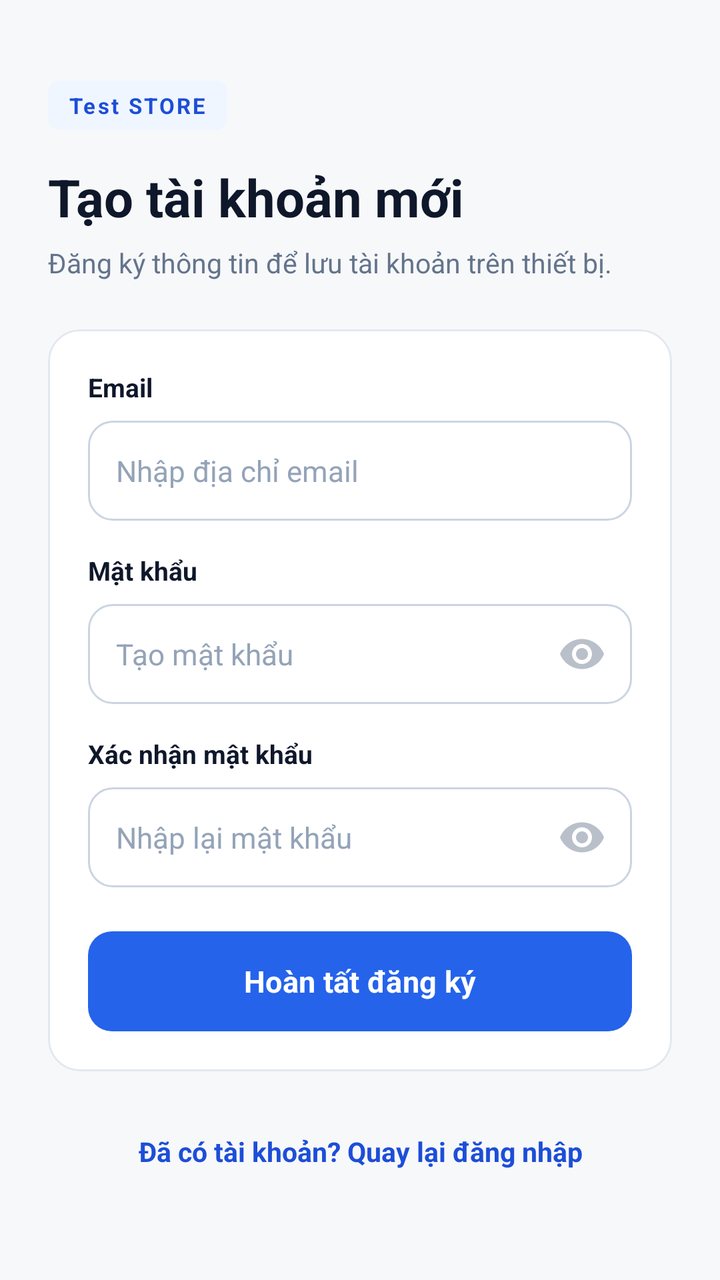
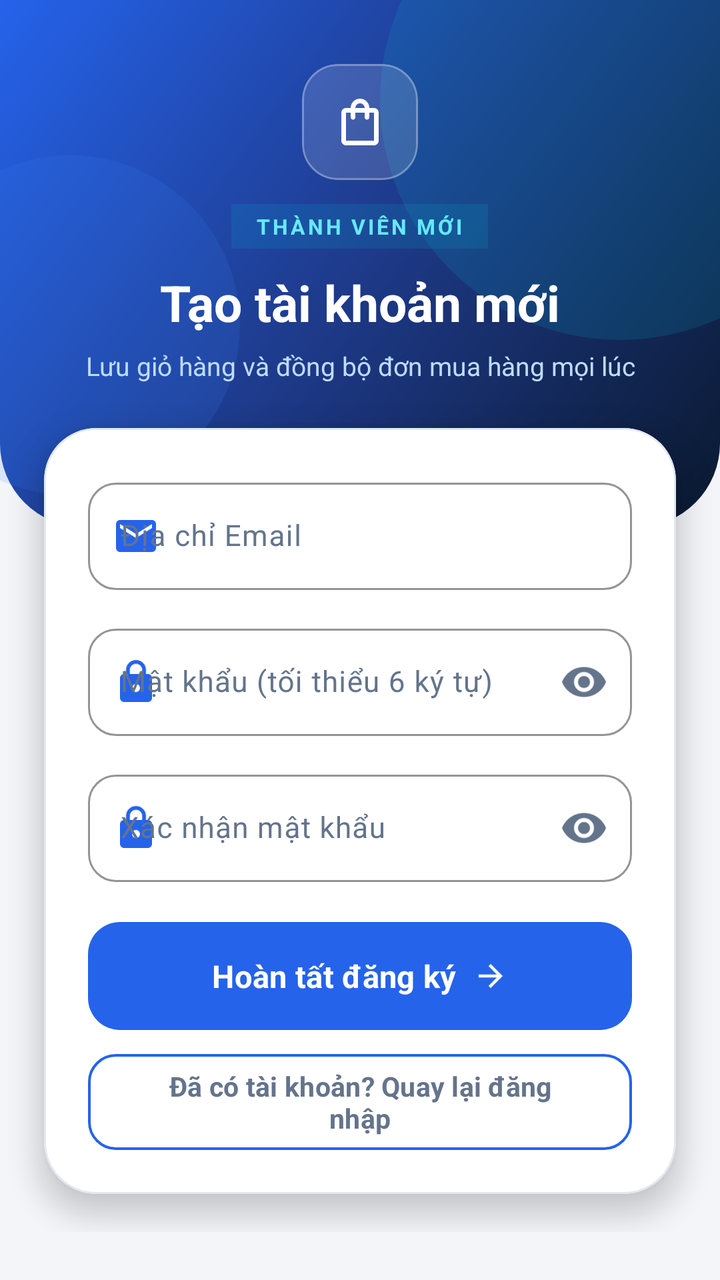

Compare the two renders of this Android layout. The source of the first and the diff that turns it into the second are given below.
<!-- AndroidManifest.xml: application theme Theme.MyApplication -->
<!-- res/layout/activity_register.xml -->
<?xml version="1.0" encoding="utf-8"?>
<ScrollView xmlns:android="http://schemas.android.com/apk/res/android"
    xmlns:app="http://schemas.android.com/apk/res-auto"
    xmlns:tools="http://schemas.android.com/tools"
    android:id="@+id/rootRegister"
    android:layout_width="match_parent"
    android:layout_height="match_parent"
    android:background="@color/screen_background"
    android:fillViewport="true"
    android:fitsSystemWindows="true"
    android:overScrollMode="never"
    tools:ignore="HardcodedText,TextContrastCheck">

    <LinearLayout
        android:layout_width="match_parent"
        android:layout_height="match_parent"
        android:gravity="center_vertical"
        android:orientation="vertical"
        android:paddingStart="24dp"
        android:paddingTop="28dp"
        android:paddingEnd="24dp"
        android:paddingBottom="28dp">

        <TextView
            android:layout_width="wrap_content"
            android:layout_height="wrap_content"
            android:background="@drawable/bg_badge_primary"
            android:letterSpacing="0.1"
            android:paddingStart="10dp"
            android:paddingTop="5dp"
            android:paddingEnd="10dp"
            android:paddingBottom="5dp"
            android:text="Test STORE"
            android:textColor="@color/primary_dark"
            android:textSize="11sp"
            android:textStyle="bold" />

        <TextView
            android:layout_width="wrap_content"
            android:layout_height="wrap_content"
            android:layout_marginTop="16dp"
            android:text="Tạo tài khoản mới"
            android:textColor="@color/ink"
            android:textSize="26sp"
            android:textStyle="bold" />

        <TextView
            android:layout_width="wrap_content"
            android:layout_height="wrap_content"
            android:layout_marginTop="6dp"
            android:layout_marginBottom="24dp"
            android:text="Đăng ký thông tin để lưu tài khoản trên thiết bị."
            android:textColor="@color/text_secondary"
            android:textSize="13.5sp" />

        <com.google.android.material.card.MaterialCardView
            android:layout_width="match_parent"
            android:layout_height="wrap_content"
            app:cardBackgroundColor="@color/surface"
            app:cardCornerRadius="16dp"
            app:cardElevation="0dp"
            app:strokeColor="@color/border"
            app:strokeWidth="1dp">

            <LinearLayout
                android:layout_width="match_parent"
                android:layout_height="wrap_content"
                android:orientation="vertical"
                android:padding="20dp">

                <TextView
                    android:layout_width="wrap_content"
                    android:layout_height="wrap_content"
                    android:layout_marginBottom="8dp"
                    android:text="Email"
                    android:textColor="@color/ink"
                    android:textSize="13sp"
                    android:textStyle="bold" />

                <EditText
                    android:id="@+id/edtRegUser"
                    android:layout_width="match_parent"
                    android:layout_height="50dp"
                    android:layout_marginBottom="16dp"
                    android:background="@drawable/bg_input"
                    android:hint="Nhập địa chỉ email"
                    android:importantForAutofill="no"
                    android:inputType="textEmailAddress"
                    android:paddingStart="14dp"
                    android:paddingEnd="14dp"
                    android:textColor="@color/ink"
                    android:textColorHint="@color/text_tertiary"
                    android:textSize="14.5sp" />

                <TextView
                    android:layout_width="wrap_content"
                    android:layout_height="wrap_content"
                    android:layout_marginBottom="8dp"
                    android:text="Mật khẩu"
                    android:textColor="@color/ink"
                    android:textSize="13sp"
                    android:textStyle="bold" />

                <RelativeLayout
                    android:layout_width="match_parent"
                    android:layout_height="50dp"
                    android:layout_marginBottom="16dp">

                    <EditText
                        android:id="@+id/edtRegPass"
                        android:layout_width="match_parent"
                        android:layout_height="match_parent"
                        android:background="@drawable/bg_input"
                        android:hint="Tạo mật khẩu"
                        android:inputType="textPassword"
                        android:paddingStart="14dp"
                        android:paddingEnd="48dp"
                        android:textColor="@color/ink"
                        android:textColorHint="@color/text_tertiary"
                        android:textSize="14.5sp" />

                    <ImageView
                        android:id="@+id/btnToggleRegPass"
                        android:layout_width="48dp"
                        android:layout_height="48dp"
                        android:layout_alignParentEnd="true"
                        android:layout_centerVertical="true"
                        android:layout_marginEnd="1dp"
                        android:alpha="0.45"
                        android:contentDescription="Hiện hoặc ẩn mật khẩu"
                        android:padding="12dp"
                        android:src="@drawable/ic_eye_24"
                        tools:ignore="TouchTargetSizeCheck" />
                </RelativeLayout>

                <TextView
                    android:layout_width="wrap_content"
                    android:layout_height="wrap_content"
                    android:layout_marginBottom="8dp"
                    android:text="Xác nhận mật khẩu"
                    android:textColor="@color/ink"
                    android:textSize="13sp"
                    android:textStyle="bold" />

                <RelativeLayout
                    android:layout_width="match_parent"
                    android:layout_height="50dp"
                    android:layout_marginBottom="22dp">

                    <EditText
                        android:id="@+id/edtRegConfirmPass"
                        android:layout_width="match_parent"
                        android:layout_height="match_parent"
                        android:background="@drawable/bg_input"
                        android:hint="Nhập lại mật khẩu"
                        android:inputType="textPassword"
                        android:paddingStart="14dp"
                        android:paddingEnd="48dp"
                        android:textColor="@color/ink"
                        android:textColorHint="@color/text_tertiary"
                        android:textSize="14.5sp" />

                    <ImageView
                        android:id="@+id/btnToggleRegConfirmPass"
                        android:layout_width="48dp"
                        android:layout_height="48dp"
                        android:layout_alignParentEnd="true"
                        android:layout_centerVertical="true"
                        android:layout_marginEnd="1dp"
                        android:alpha="0.45"
                        android:contentDescription="Hiện hoặc ẩn mật khẩu xác nhận"
                        android:padding="12dp"
                        android:src="@drawable/ic_eye_24"
                        tools:ignore="TouchTargetSizeCheck" />
                </RelativeLayout>

                <com.google.android.material.button.MaterialButton
                    android:id="@+id/btnRegister"
                    android:layout_width="match_parent"
                    android:layout_height="50dp"
                    android:insetTop="0dp"
                    android:insetBottom="0dp"
                    android:text="Hoàn tất đăng ký"
                    android:textAllCaps="false"
                    android:textColor="@color/white"
                    android:textSize="15sp"
                    android:textStyle="bold"
                    app:backgroundTint="@color/primary"
                    app:cornerRadius="12dp" />
            </LinearLayout>
        </com.google.android.material.card.MaterialCardView>

        <TextView
            android:id="@+id/tvBackToLogin"
            android:layout_width="match_parent"
            android:layout_height="48dp"
            android:layout_marginTop="16dp"
            android:gravity="center"
            android:text="Đã có tài khoản? Quay lại đăng nhập"
            android:textColor="@color/primary_dark"
            android:textSize="13.5sp"
            android:textStyle="bold" />

    </LinearLayout>
</ScrollView>
<!-- resources referenced by this layout -->
<resources>
  <color name="screen_background">#F7F8FA</color>
  <color name="text_tertiary">#94A3B8</color>
  <!-- drawable bg_badge_primary (drawable) -->
  <?xml version="1.0" encoding="utf-8"?>
  <shape xmlns:android="http://schemas.android.com/apk/res/android" android:shape="rectangle">
      <solid android:color="@color/primary_soft" />
      <corners android:radius="6dp" />
  </shape>
  <!-- drawable bg_input (drawable) -->
  <?xml version="1.0" encoding="utf-8"?>
  <selector xmlns:android="http://schemas.android.com/apk/res/android">
      <item android:state_focused="true">
          <shape android:shape="rectangle">
              <solid android:color="@color/surface" />
              <stroke android:width="2dp" android:color="@color/primary" />
              <corners android:radius="12dp" />
              <padding android:left="16dp" android:top="2dp" android:right="12dp" android:bottom="2dp" />
          </shape>
      </item>
      <item>
          <shape android:shape="rectangle">
              <solid android:color="@color/surface" />
              <stroke android:width="1dp" android:color="@color/border_strong" />
              <corners android:radius="12dp" />
              <padding android:left="16dp" android:top="2dp" android:right="12dp" android:bottom="2dp" />
          </shape>
      </item>
  </selector>
  <!-- drawable ic_eye_24 (drawable) -->
  <?xml version="1.0" encoding="utf-8"?>
  <vector xmlns:android="http://schemas.android.com/apk/res/android"
      android:width="24dp"
      android:height="24dp"
      android:viewportWidth="24"
      android:viewportHeight="24">
      <path
          android:fillColor="#64748B"
          android:pathData="M12,4.5C7,4.5 2.73,7.61 1,12c1.73,4.39 6,7.5 11,7.5s9.27,-3.11 11,-7.5c-1.73,-4.39 -6,-7.5 -11,-7.5zM12,17c-2.76,0 -5,-2.24 -5,-5s2.24,-5 5,-5s5,2.24 5,5s-2.24,5 -5,5zM12,9c-1.66,0 -3,1.34 -3,3s1.34,3 3,3s3,-1.34 3,-3s-1.34,-3 -3,-3z" />
  </vector>
  <style name="Base.Theme.MyApplication" parent="Theme.Material3.Light.NoActionBar">
          <item name="colorPrimary">@color/primary</item>
          <item name="colorOnPrimary">@color/white</item>
          <item name="colorSurface">@color/surface</item>
          <item name="android:fontFamily">sans-serif</item>
          <item name="android:windowLightStatusBar">true</item>
          <item name="android:statusBarColor">@color/screen_background</item>
          <item name="android:navigationBarColor">@color/screen_background</item>
          <item name="android:windowLightNavigationBar" tools:targetApi="27">true</item>
          <item name="android:windowActionModeOverlay">true</item>
      </style>
  <!-- unchanged entries left out for length: 10 -->
</resources>

<!-- the commit's change to res/layout/activity_register.xml (unified diff, before → after) -->
@@ -7,58 +7,88 @@
     android:layout_height="match_parent"
     android:background="@color/screen_background"
     android:fillViewport="true"
-    android:fitsSystemWindows="true"
     android:overScrollMode="never"
     tools:ignore="HardcodedText,TextContrastCheck">
 
     <LinearLayout
         android:layout_width="match_parent"
-        android:layout_height="match_parent"
-        android:gravity="center_vertical"
+        android:layout_height="wrap_content"
         android:orientation="vertical"
-        android:paddingStart="24dp"
-        android:paddingTop="28dp"
-        android:paddingEnd="24dp"
-        android:paddingBottom="28dp">
-
-        <TextView
-            android:layout_width="wrap_content"
+        android:paddingBottom="24dp">
+
+        
+        <LinearLayout
+            android:id="@+id/authHeader"
+            android:layout_width="match_parent"
             android:layout_height="wrap_content"
-            android:background="@drawable/bg_badge_primary"
-            android:letterSpacing="0.1"
-            android:paddingStart="10dp"
-            android:paddingTop="5dp"
-            android:paddingEnd="10dp"
-            android:paddingBottom="5dp"
-            android:text="Test STORE"
-            android:textColor="@color/primary_dark"
-            android:textSize="11sp"
-            android:textStyle="bold" />
-
-        <TextView
-            android:layout_width="wrap_content"
-            android:layout_height="wrap_content"
-            android:layout_marginTop="16dp"
-            android:text="Tạo tài khoản mới"
-            android:textColor="@color/ink"
-            android:textSize="26sp"
-            android:textStyle="bold" />
-
-        <TextView
-            android:layout_width="wrap_content"
-            android:layout_height="wrap_content"
-            android:layout_marginTop="6dp"
-            android:layout_marginBottom="24dp"
-            android:text="Đăng ký thông tin để lưu tài khoản trên thiết bị."
-            android:textColor="@color/text_secondary"
-            android:textSize="13.5sp" />
+            android:background="@drawable/bg_auth_top_header"
+            android:gravity="center_horizontal"
+            android:orientation="vertical"
+            android:paddingStart="24dp"
+            android:paddingTop="32dp"
+            android:paddingEnd="24dp"
+            android:paddingBottom="72dp">
+
+            <com.google.android.material.card.MaterialCardView
+                android:layout_width="58dp"
+                android:layout_height="58dp"
+                app:cardBackgroundColor="#24FFFFFF"
+                app:cardCornerRadius="18dp"
+                app:cardElevation="0dp"
+                app:strokeColor="#4DFFFFFF"
+                app:strokeWidth="1dp">
+
+                <ImageView
+                    android:layout_width="28dp"
+                    android:layout_height="28dp"
+                    android:layout_gravity="center"
+                    android:contentDescription="Logo cửa hàng"
+                    android:src="@drawable/ic_store_24" />
+            </com.google.android.material.card.MaterialCardView>
+
+            <TextView
+                android:layout_width="wrap_content"
+                android:layout_height="wrap_content"
+                android:layout_marginTop="12dp"
+                android:background="#2606B6D4"
+                android:letterSpacing="0.12"
+                android:paddingStart="12dp"
+                android:paddingTop="4dp"
+                android:paddingEnd="12dp"
+                android:paddingBottom="4dp"
+                android:text="THÀNH VIÊN MỚI"
+                android:textColor="#67E8F9"
+                android:textSize="10.5sp"
+                android:textStyle="bold" />
+
+            <TextView
+                android:layout_width="wrap_content"
+                android:layout_height="wrap_content"
+                android:layout_marginTop="10dp"
+                android:text="Tạo tài khoản mới"
+                android:textColor="@color/white"
+                android:textSize="25sp"
+                android:textStyle="bold" />
+
+            <TextView
+                android:layout_width="wrap_content"
+                android:layout_height="wrap_content"
+                android:layout_marginTop="6dp"
+                android:gravity="center"
+                android:text="Lưu giỏ hàng và đồng bộ đơn mua hàng mọi lúc"
+                android:textColor="#BFDBFE"
+                android:textSize="13sp" />
+        </LinearLayout>
 
         <com.google.android.material.card.MaterialCardView
             android:layout_width="match_parent"
             android:layout_height="wrap_content"
+            android:layout_marginStart="22dp"
+            android:layout_marginTop="-50dp"
+            android:layout_marginEnd="22dp"
             app:cardBackgroundColor="@color/surface"
-            app:cardCornerRadius="16dp"
-            app:cardElevation="0dp"
+            app:cardCornerRadius="26dp"
+            app:cardElevation="8dp"
             app:strokeColor="@color/border"
             app:strokeWidth="1dp">
 
@@ -66,140 +96,130 @@
                 android:layout_width="match_parent"
                 android:layout_height="wrap_content"
                 android:orientation="vertical"
-                android:padding="20dp">
-
-                <TextView
-                    android:layout_width="wrap_content"
+                android:padding="22dp">
+
+                <com.google.android.material.textfield.TextInputLayout
+                    android:id="@+id/tilRegUser"
+                    style="@style/Widget.Material3.TextInputLayout.OutlinedBox"
+                    android:layout_width="match_parent"
                     android:layout_height="wrap_content"
-                    android:layout_marginBottom="8dp"
-                    android:text="Email"
-                    android:textColor="@color/ink"
-                    android:textSize="13sp"
-                    android:textStyle="bold" />
-
-                <EditText
-                    android:id="@+id/edtRegUser"
-                    android:layout_width="match_parent"
-                    android:layout_height="50dp"
-                    android:layout_marginBottom="16dp"
-                    android:background="@drawable/bg_input"
-                    android:hint="Nhập địa chỉ email"
-                    android:importantForAutofill="no"
-                    android:inputType="textEmailAddress"
-                    android:paddingStart="14dp"
-                    android:paddingEnd="14dp"
-                    android:textColor="@color/ink"
-                    android:textColorHint="@color/text_tertiary"
-                    android:textSize="14.5sp" />
-
-                <TextView
-                    android:layout_width="wrap_content"
+                    android:layout_marginBottom="14dp"
+                    android:hint="Địa chỉ Email"
+                    app:boxCornerRadiusBottomEnd="14dp"
+                    app:boxCornerRadiusBottomStart="14dp"
+                    app:boxCornerRadiusTopEnd="14dp"
+                    app:boxCornerRadiusTopStart="14dp"
+                    app:boxStrokeColor="@color/primary"
+                    app:endIconMode="clear_text"
+                    app:hintTextColor="@color/primary"
+                    app:startIconDrawable="@drawable/ic_email_24"
+                    app:startIconTint="@color/primary">
+
+                    <com.google.android.material.textfield.TextInputEditText
+                        android:id="@+id/edtRegUser"
+                        android:layout_width="match_parent"
+                        android:layout_height="wrap_content"
+                        android:importantForAutofill="no"
+                        android:inputType="textEmailAddress"
+                        android:textColor="@color/ink"
+                        android:textSize="14.5sp" />
+                </com.google.android.material.textfield.TextInputLayout>
+
+                <com.google.android.material.textfield.TextInputLayout
+                    android:id="@+id/tilRegPass"
+                    style="@style/Widget.Material3.TextInputLayout.OutlinedBox"
+                    android:layout_width="match_parent"
                     android:layout_height="wrap_content"
-                    android:layout_marginBottom="8dp"
-                    android:text="Mật khẩu"
-                    android:textColor="@color/ink"
-                    android:textSize="13sp"
-                    android:textStyle="bold" />
-
-                <RelativeLayout
-                    android:layout_width="match_parent"
-                    android:layout_height="50dp"
-                    android:layout_marginBottom="16dp">
-
-                    <EditText
+                    android:layout_marginBottom="14dp"
+                    android:hint="Mật khẩu (tối thiểu 6 ký tự)"
+                    app:boxCornerRadiusBottomEnd="14dp"
+                    app:boxCornerRadiusBottomStart="14dp"
+                    app:boxCornerRadiusTopEnd="14dp"
+                    app:boxCornerRadiusTopStart="14dp"
+                    app:boxStrokeColor="@color/primary"
+                    app:endIconMode="password_toggle"
+                    app:endIconTint="@color/text_secondary"
+                    app:errorIconDrawable="@null"
+                    app:hintTextColor="@color/primary"
+                    app:startIconDrawable="@drawable/ic_lock_24"
+                    app:startIconTint="@color/primary">
+
+                    <com.google.android.material.textfield.TextInputEditText
                         android:id="@+id/edtRegPass"
                         android:layout_width="match_parent"
-                        android:layout_height="match_parent"
-                        android:background="@drawable/bg_input"
-                        android:hint="Tạo mật khẩu"
+                        android:layout_height="wrap_content"
+                        android:importantForAutofill="no"
                         android:inputType="textPassword"
-                        android:paddingStart="14dp"
-                        android:paddingEnd="48dp"
                         android:textColor="@color/ink"
-                        android:textColorHint="@color/text_tertiary"
                         android:textSize="14.5sp" />
-
-                    <ImageView
-                        android:id="@+id/btnToggleRegPass"
-                        android:layout_width="48dp"
-                        android:layout_height="48dp"
-                        android:layout_alignParentEnd="true"
-                        android:layout_centerVertical="true"
-                        android:layout_marginEnd="1dp"
-                        android:alpha="0.45"
-                        android:contentDescription="Hiện hoặc ẩn mật khẩu"
-                        android:padding="12dp"
-                        android:src="@drawable/ic_eye_24"
-                        tools:ignore="TouchTargetSizeCheck" />
-                </RelativeLayout>
-
-                <TextView
-                    android:layout_width="wrap_content"
+                </com.google.android.material.textfield.TextInputLayout>
+
+                <com.google.android.material.textfield.TextInputLayout
+                    android:id="@+id/tilRegConfirmPass"
+                    style="@style/Widget.Material3.TextInputLayout.OutlinedBox"
+                    android:layout_width="match_parent"
                     android:layout_height="wrap_content"
-                    android:layout_marginBottom="8dp"
-                    android:text="Xác nhận mật khẩu"
-                    android:textColor="@color/ink"
-                    android:textSize="13sp"
-                    android:textStyle="bold" />
-
-                <RelativeLayout
-                    android:layout_width="match_parent"
-                    android:layout_height="50dp"
-                    android:layout_marginBottom="22dp">
-
-                    <EditText
+                    android:layout_marginBottom="20dp"
+                    android:hint="Xác nhận mật khẩu"
+                    app:boxCornerRadiusBottomEnd="14dp"
+                    app:boxCornerRadiusBottomStart="14dp"
+                    app:boxCornerRadiusTopEnd="14dp"
+                    app:boxCornerRadiusTopStart="14dp"
+                    app:boxStrokeColor="@color/primary"
+                    app:endIconMode="password_toggle"
+                    app:endIconTint="@color/text_secondary"
+                    app:errorIconDrawable="@null"
+                    app:hintTextColor="@color/primary"
+                    app:startIconDrawable="@drawable/ic_lock_24"
+                    app:startIconTint="@color/primary">
+
+                    <com.google.android.material.textfield.TextInputEditText
                         android:id="@+id/edtRegConfirmPass"
                         android:layout_width="match_parent"
-                        android:layout_height="match_parent"
-                        android:background="@drawable/bg_input"
-                        android:hint="Nhập lại mật khẩu"
+                        android:layout_height="wrap_content"
+                        android:importantForAutofill="no"
                         android:inputType="textPassword"
-                        android:paddingStart="14dp"
-                        android:paddingEnd="48dp"
                         android:textColor="@color/ink"
-                        android:textColorHint="@color/text_tertiary"
                         android:textSize="14.5sp" />
-
-                    <ImageView
-                        android:id="@+id/btnToggleRegConfirmPass"
-                        android:layout_width="48dp"
-                        android:layout_height="48dp"
-                        android:layout_alignParentEnd="true"
-                        android:layout_centerVertical="true"
-                        android:layout_marginEnd="1dp"
-                        android:alpha="0.45"
-                        android:contentDescription="Hiện hoặc ẩn mật khẩu xác nhận"
-                        android:padding="12dp"
-                        android:src="@drawable/ic_eye_24"
-                        tools:ignore="TouchTargetSizeCheck" />
-                </RelativeLayout>
+                </com.google.android.material.textfield.TextInputLayout>
 
                 <com.google.android.material.button.MaterialButton
                     android:id="@+id/btnRegister"
                     android:layout_width="match_parent"
-                    android:layout_height="50dp"
+                    android:layout_height="54dp"
                     android:insetTop="0dp"
                     android:insetBottom="0dp"
                     android:text="Hoàn tất đăng ký"
                     android:textAllCaps="false"
                     android:textColor="@color/white"
-                    android:textSize="15sp"
+                    android:textSize="15.5sp"
                     android:textStyle="bold"
                     app:backgroundTint="@color/primary"
-                    app:cornerRadius="12dp" />
+                    app:cornerRadius="16dp"
+                    app:icon="@drawable/ic_arrow_right_24"
+                    app:iconGravity="textEnd"
+                    app:iconPadding="8dp"
+                    app:iconSize="18dp"
+                    app:iconTint="@color/white" />
+
+                <com.google.android.material.button.MaterialButton
+                    android:id="@+id/tvBackToLogin"
+                    style="@style/Widget.Material3.Button.OutlinedButton"
+                    android:layout_width="match_parent"
+                    android:layout_height="48dp"
+                    android:layout_marginTop="12dp"
+                    android:insetTop="0dp"
+                    android:insetBottom="0dp"
+                    android:text="Đã có tài khoản? Quay lại đăng nhập"
+                    android:textAllCaps="false"
+                    android:textColor="@color/text_secondary"
+                    android:textSize="13.5sp"
+                    android:textStyle="bold"
+                    app:cornerRadius="14dp"
+                    app:strokeColor="@color/primary"
+                    app:strokeWidth="1.2dp" />
             </LinearLayout>
         </com.google.android.material.card.MaterialCardView>
 
-        <TextView
-            android:id="@+id/tvBackToLogin"
-            android:layout_width="match_parent"
-            android:layout_height="48dp"
-            android:layout_marginTop="16dp"
-            android:gravity="center"
-            android:text="Đã có tài khoản? Quay lại đăng nhập"
-            android:textColor="@color/primary_dark"
-            android:textSize="13.5sp"
-            android:textStyle="bold" />
-
     </LinearLayout>
 </ScrollView>
<!-- resource entries referenced after the edit -->
@@ -1,34 +1,54 @@
 <!-- resources referenced by this layout -->
 <resources>
-  <color name="screen_background">#F7F8FA</color>
-  <color name="text_tertiary">#94A3B8</color>
-  <!-- drawable bg_badge_primary (drawable) -->
+  <color name="screen_background">#F4F5F9</color>
+  <!-- drawable bg_auth_top_header (drawable) -->
   <?xml version="1.0" encoding="utf-8"?>
-  <shape xmlns:android="http://schemas.android.com/apk/res/android" android:shape="rectangle">
-      <solid android:color="@color/primary_soft" />
-      <corners android:radius="6dp" />
-  </shape>
-  <!-- drawable bg_input (drawable) -->
-  <?xml version="1.0" encoding="utf-8"?>
-  <selector xmlns:android="http://schemas.android.com/apk/res/android">
-      <item android:state_focused="true">
+  <layer-list xmlns:android="http://schemas.android.com/apk/res/android">
+      
+      <item>
           <shape android:shape="rectangle">
-              <solid android:color="@color/surface" />
-              <stroke android:width="2dp" android:color="@color/primary" />
-              <corners android:radius="12dp" />
-              <padding android:left="16dp" android:top="2dp" android:right="12dp" android:bottom="2dp" />
+              <gradient
+                  android:angle="135"
+                  android:centerColor="#1E3A8A"
+                  android:endColor="#2563EB"
+                  android:startColor="#0A192F"
+                  android:type="linear" />
+              <corners
+                  android:bottomLeftRadius="42dp"
+                  android:bottomRightRadius="42dp" />
           </shape>
       </item>
-      <item>
-          <shape android:shape="rectangle">
-              <solid android:color="@color/surface" />
-              <stroke android:width="1dp" android:color="@color/border_strong" />
-              <corners android:radius="12dp" />
-              <padding android:left="16dp" android:top="2dp" android:right="12dp" android:bottom="2dp" />
+  
+      
+      <item
+          android:width="240dp"
+          android:height="240dp"
+          android:gravity="top|end"
+          android:right="-70dp"
+          android:top="-70dp">
+          <shape android:shape="oval">
+              <solid android:color="#2406B6D4" />
           </shape>
       </item>
-  </selector>
-  <!-- drawable ic_eye_24 (drawable) -->
+  
+      
+      <item
+          android:width="170dp"
+          android:height="170dp"
+          android:gravity="bottom|start"
+          android:left="-50dp"
+          android:bottom="16dp">
+          <shape android:shape="oval">
+              <solid android:color="#263B82F6" />
+          </shape>
+      </item>
+  </layer-list>
+  <!-- drawable ic_arrow_right_24 (drawable) -->
+  <?xml version="1.0" encoding="utf-8"?>
+  <vector xmlns:android="http://schemas.android.com/apk/res/android" android:width="24dp" android:height="24dp" android:viewportWidth="24" android:viewportHeight="24">
+      <path android:fillColor="#FF0F172A" android:pathData="M12,4l-1.41,1.41L16.17,11H4v2h12.17l-5.58,5.59L12,20l8,-8z" />
+  </vector>
+  <!-- drawable ic_email_24 (drawable) -->
   <?xml version="1.0" encoding="utf-8"?>
   <vector xmlns:android="http://schemas.android.com/apk/res/android"
       android:width="24dp"
@@ -36,13 +56,44 @@
       android:viewportWidth="24"
       android:viewportHeight="24">
       <path
-          android:fillColor="#64748B"
-          android:pathData="M12,4.5C7,4.5 2.73,7.61 1,12c1.73,4.39 6,7.5 11,7.5s9.27,-3.11 11,-7.5c-1.73,-4.39 -6,-7.5 -11,-7.5zM12,17c-2.76,0 -5,-2.24 -5,-5s2.24,-5 5,-5s5,2.24 5,5s-2.24,5 -5,5zM12,9c-1.66,0 -3,1.34 -3,3s1.34,3 3,3s3,-1.34 3,-3s-1.34,-3 -3,-3z" />
+          android:fillColor="#FF000000"
+          android:pathData="M20,4H4C2.9,4 2.01,4.9 2.01,6L2,18c0,1.1 0.9,2 2,2h16c1.1,0 2,-0.9 2,-2V6C22,4.9 21.1,4 20,4zM20,8l-8,5 -8,-5V6l8,5 8,-5V8z" />
+  </vector>
+  <!-- drawable ic_lock_24 (drawable) -->
+  <?xml version="1.0" encoding="utf-8"?>
+  <vector xmlns:android="http://schemas.android.com/apk/res/android"
+      android:width="24dp"
+      android:height="24dp"
+      android:viewportWidth="24"
+      android:viewportHeight="24">
+      <path
+          android:fillColor="#FF000000"
+          android:pathData="M18,8h-1V6c0,-2.76 -2.24,-5 -5,-5S7,3.24 7,6v2H6c-1.1,0 -2,0.9 -2,2v10c0,1.1 0.9,2 2,2h12c1.1,0 2,-0.9 2,-2V10C20,8.9 19.1,8 18,8zM12,17c-1.1,0 -2,-0.9 -2,-2s0.9,-2 2,-2 2,0.9 2,2S13.1,17 12,17zM15.1,8H8.9V6c0,-1.71 1.39,-3.1 3.1,-3.1 1.71,0 3.1,1.39 3.1,3.1V8z" />
+  </vector>
+  <!-- drawable ic_store_24 (drawable) -->
+  <?xml version="1.0" encoding="utf-8"?>
+  <vector xmlns:android="http://schemas.android.com/apk/res/android"
+      android:width="24dp"
+      android:height="24dp"
+      android:viewportWidth="24"
+      android:viewportHeight="24">
+      <path
+          android:fillColor="#FFFFFFFF"
+          android:pathData="M18,6h-2c0,-2.21 -1.79,-4 -4,-4S8,3.79 8,6H6c-1.1,0 -2,0.9 -2,2v12c0,1.1 0.9,2 2,2h12c1.1,0 2,-0.9 2,-2V8C20,6.9 19.1,6 18,6zM12,4c1.1,0 2,0.9 2,2h-4C10,4.9 10.9,4 12,4zM18,20H6V8h2v2c0,0.55 0.45,1 1,1s1,-0.45 1,-1V8h4v2c0,0.55 0.45,1 1,1s1,-0.45 1,-1V8h2V20z" />
   </vector>
   <style name="Base.Theme.MyApplication" parent="Theme.Material3.Light.NoActionBar">
           <item name="colorPrimary">@color/primary</item>
           <item name="colorOnPrimary">@color/white</item>
+          <item name="colorPrimaryContainer">@color/primary_soft</item>
+          <item name="colorOnPrimaryContainer">@color/primary_dark</item>
+          <item name="colorSecondaryContainer">@color/primary_soft</item>
+          <item name="colorOnSecondaryContainer">@color/primary_dark</item>
           <item name="colorSurface">@color/surface</item>
+          <item name="colorOnSurface">@color/ink</item>
+          <item name="colorSurfaceVariant">@color/surface_subtle</item>
+          <item name="colorOnSurfaceVariant">@color/text_secondary</item>
+          <item name="colorOutline">@color/border_strong</item>
+          <item name="elevationOverlayEnabled">false</item>
           <item name="android:fontFamily">sans-serif</item>
           <item name="android:windowLightStatusBar">true</item>
           <item name="android:statusBarColor">@color/screen_background</item>
@@ -50,6 +101,7 @@
           <item name="android:windowLightNavigationBar" tools:targetApi="27">true</item>
           <item name="android:windowActionModeOverlay">true</item>
       </style>
+  <color name="surface_subtle">#F1F5F9</color>
   <!-- unchanged entries left out for length: 10 -->
 </resources>
 
